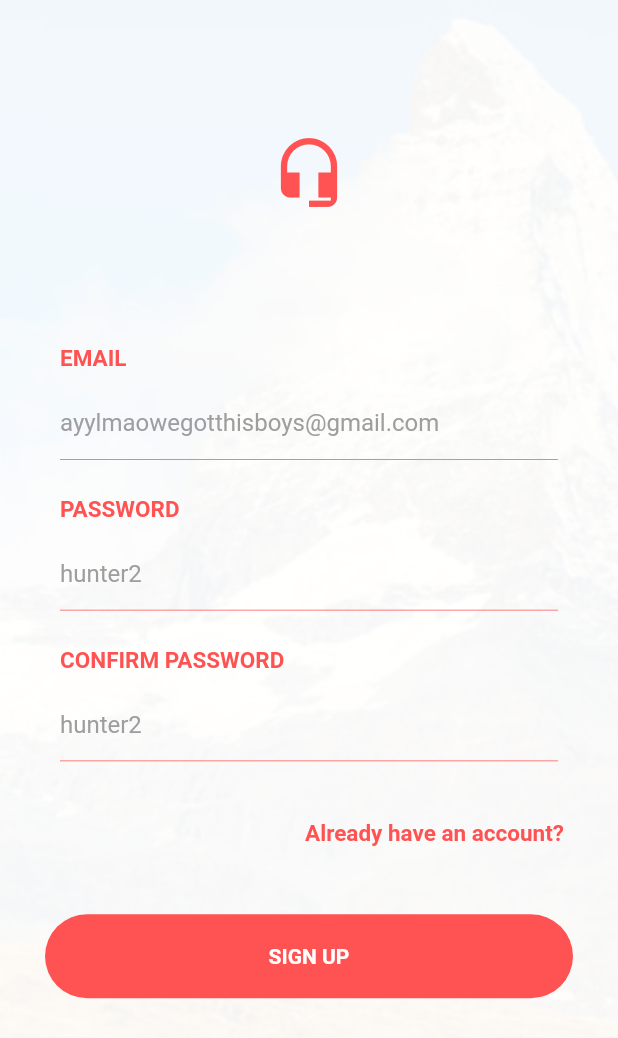
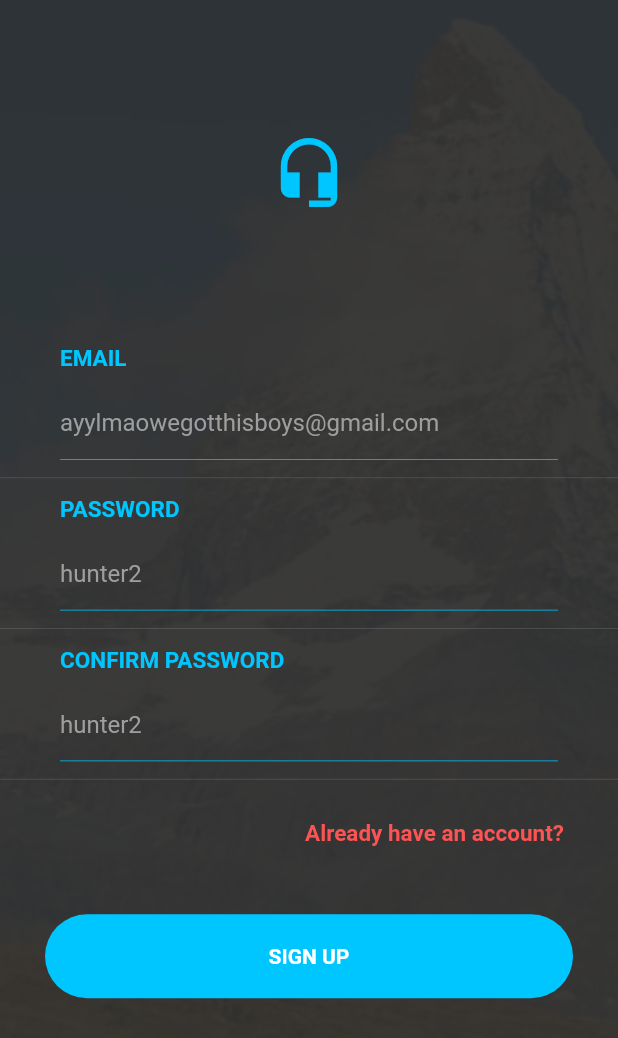
Before and after one commit to Kaioru/groupleh, a Flutter app: the screen it shows after launch, swiped to page 3, on a phone screen of 412 x 824 dp. Shown: the top 1038 px of the screen. Run offline on Flutter 3.47's test engine with Material 2 defaults, Android fonts, the phone set to English and light mode, and no system bars; our stand-ins replace firebase_auth; accounts and stored records are empty.

Commit message:
Update login.dart

```diff
--- a/lib/app/auth/login.dart
+++ b/lib/app/auth/login.dart
@@ -39,7 +39,7 @@ class _Login extends State<Login> {
     return new Container(
       height: MediaQuery.of(context).size.height,
       decoration: BoxDecoration(
-        color: Colors.redAccent,
+        color: Color(0xFF303030),
         image: DecorationImage(
           colorFilter: new ColorFilter.mode(
               Colors.black.withOpacity(0.1), BlendMode.dstATop),
@@ -65,19 +65,13 @@ class _Login extends State<Login> {
               mainAxisAlignment: MainAxisAlignment.center,
               children: <Widget>[
                 Text(
-                  "Awesome",
+                  "GroupLeh",
                   style: TextStyle(
                     color: Colors.white,
                     fontSize: 20.0,
                   ),
                 ),
-                Text(
-                  "App",
-                  style: TextStyle(
-                      color: Colors.white,
-                      fontSize: 20.0,
-                      fontWeight: FontWeight.bold),
-                ),
+
               ],
             ),
           ),
@@ -91,7 +85,7 @@ class _Login extends State<Login> {
                   child: new OutlineButton(
                     shape: new RoundedRectangleBorder(
                         borderRadius: new BorderRadius.circular(30.0)),
-                    color: Colors.redAccent,
+                    color: Color(0xFF00C6FF),
                     highlightedBorderColor: Colors.white,
                     onPressed: () => gotoSignup(),
                     child: new Container(
@@ -129,7 +123,7 @@ class _Login extends State<Login> {
                   child: new FlatButton(
                     shape: new RoundedRectangleBorder(
                         borderRadius: new BorderRadius.circular(30.0)),
-                    color: Colors.white,
+                    color: Color(0xFF00C6FF),
                     onPressed: () => gotoLogin(),
                     child: new Container(
                       padding: const EdgeInsets.symmetric(
@@ -144,7 +138,7 @@ class _Login extends State<Login> {
                               "LOGIN",
                               textAlign: TextAlign.center,
                               style: TextStyle(
-                                  color: Colors.redAccent,
+                                  color: Colors.white,
                                   fontWeight: FontWeight.bold),
                             ),
                           ),
@@ -169,7 +163,7 @@ class _Login extends State<Login> {
       child:Container(
         height: MediaQuery.of(context).size.height,
         decoration: BoxDecoration(
-          color: Colors.white,
+          color: Color(0xFF303030),
           image: DecorationImage(
             colorFilter: new ColorFilter.mode(
                 Colors.black.withOpacity(0.05), BlendMode.dstATop),
@@ -184,7 +178,7 @@ class _Login extends State<Login> {
               child: Center(
                 child: Icon(
                   Icons.headset_mic,
-                  color: Colors.redAccent,
+                  color: Color(0xFF00C6FF),
                   size: 50.0,
                 ),
               ),
@@ -198,7 +192,7 @@ class _Login extends State<Login> {
                       "EMAIL",
                       style: TextStyle(
                         fontWeight: FontWeight.bold,
-                        color: Colors.redAccent,
+                        color: Color(0xFF00C6FF),
                         fontSize: 15.0,
                       ),
                     ),
@@ -225,7 +219,7 @@ class _Login extends State<Login> {
               decoration: BoxDecoration(
                 border: Border(
                   bottom: BorderSide(
-                      color: Colors.redAccent,
+                      color: Color(0xFF00C6FF),
                       width: 0.5,
                       style: BorderStyle.solid),
                 ),
@@ -271,7 +265,7 @@ class _Login extends State<Login> {
                       "PASSWORD",
                       style: TextStyle(
                         fontWeight: FontWeight.bold,
-                        color: Colors.redAccent,
+                        color: Color(0xFF00C6FF),
                         fontSize: 15.0,
                       ),
                     ),
@@ -286,7 +280,7 @@ class _Login extends State<Login> {
               decoration: BoxDecoration(
                 border: Border(
                   bottom: BorderSide(
-                      color: Colors.redAccent,
+                      color: Color(0xFF00C6FF),
                       width: 0.5,
                       style: BorderStyle.solid),
                 ),
@@ -324,7 +318,7 @@ class _Login extends State<Login> {
                       "CONFIRM PASSWORD",
                       style: TextStyle(
                         fontWeight: FontWeight.bold,
-                        color: Colors.redAccent,
+                        color: Color(0xFF00C6FF),
                         fontSize: 15.0,
                       ),
                     ),
@@ -339,7 +333,7 @@ class _Login extends State<Login> {
               decoration: BoxDecoration(
                 border: Border(
                   bottom: BorderSide(
-                      color: Colors.redAccent,
+                      color: Color(0xFF00C6FF),
                       width: 0.5,
                       style: BorderStyle.solid),
                 ),
@@ -406,7 +400,7 @@ class _Login extends State<Login> {
                       shape: new RoundedRectangleBorder(
                         borderRadius: new BorderRadius.circular(30.0),
                       ),
-                      color: Colors.redAccent,
+                      color: Color(0xFF00C6FF),
                       onPressed: () async {
                         if (_formKeyRegister.currentState.validate()) {
                           await _handleCreateUser().then((user) {
@@ -475,7 +469,7 @@ class _Login extends State<Login> {
               child: Center(
                 child: Icon(
                   Icons.headset_mic,
-                  color: Colors.redAccent,
+                  color: Color(0xFF303030),
                   size: 50.0,
                 ),
               ),
@@ -489,7 +483,7 @@ class _Login extends State<Login> {
                       "EMAIL",
                       style: TextStyle(
                         fontWeight: FontWeight.bold,
-                        color: Colors.redAccent,
+                        color: Color(0xFF303030),
                         fontSize: 15.0,
                       ),
                     ),
@@ -504,7 +498,7 @@ class _Login extends State<Login> {
               decoration: BoxDecoration(
                 border: Border(
                   bottom: BorderSide(
-                      color: Colors.redAccent,
+                      color: Color(0xFF303030),
                       width: 0.5,
                       style: BorderStyle.solid),
                 ),
@@ -559,7 +553,7 @@ class _Login extends State<Login> {
                       "PASSWORD",
                       style: TextStyle(
                         fontWeight: FontWeight.bold,
-                        color: Colors.redAccent,
+                        color: Color(0xFF303030),
                         fontSize: 15.0,
                       ),
                     ),
@@ -574,7 +568,7 @@ class _Login extends State<Login> {
               decoration: BoxDecoration(
                 border: Border(
                   bottom: BorderSide(
-                      color: Colors.redAccent,
+                      color: Color(0xFF303030),
                       width: 0.5,
                       style: BorderStyle.solid),
                 ),
@@ -611,7 +605,7 @@ class _Login extends State<Login> {
             Divider(
               height: 24.0,
             ),
-            new Row(
+            /*new Row(
               mainAxisAlignment: MainAxisAlignment.end,
               children: <Widget>[
                 Padding(
@@ -630,7 +624,7 @@ class _Login extends State<Login> {
                   ),
                 ),
               ],
-            ),
+            ),*/
             new Container(
               width: MediaQuery.of(context).size.width,
               margin: const EdgeInsets.only(left: 30.0, right: 30.0, top: 20.0),
@@ -642,7 +636,7 @@ class _Login extends State<Login> {
                       shape: new RoundedRectangleBorder(
                         borderRadius: new BorderRadius.circular(30.0),
                       ),
-                      color: Colors.redAccent,
+                      color: Color(0xFF00C6FF),
                       onPressed: () async {
                         if (_formKeyLogin.currentState.validate()) {
                           await _handleSignIn().then((user) {
@@ -692,7 +686,7 @@ class _Login extends State<Login> {
                   new Expanded(
                     child: new Container(
                       margin: EdgeInsets.all(8.0),
-                      decoration: BoxDecoration(border: Border.all(width: 0.25)),
+                      decoration: BoxDecoration(border: Border.all(width: 0.25), color:Colors.white),
                     ),
                   ),
                   Text(
@@ -705,7 +699,7 @@ class _Login extends State<Login> {
                   new Expanded(
                     child: new Container(
                       margin: EdgeInsets.all(8.0),
-                      decoration: BoxDecoration(border: Border.all(width: 0.25)),
+                      decoration: BoxDecoration(color:Colors.white,border: Border.all(width: 0.25)),
                     ),
                   ),
                 ],
```
